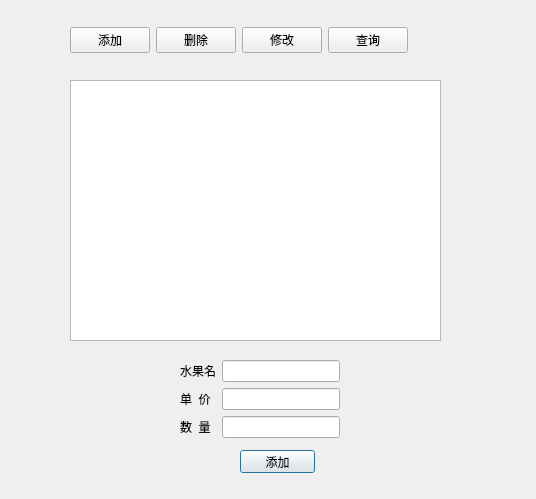
First picture: the form in FruitManager/dialogwarehouse.ui, repository database-class-assistants/c-sFruitManager, before the edit.
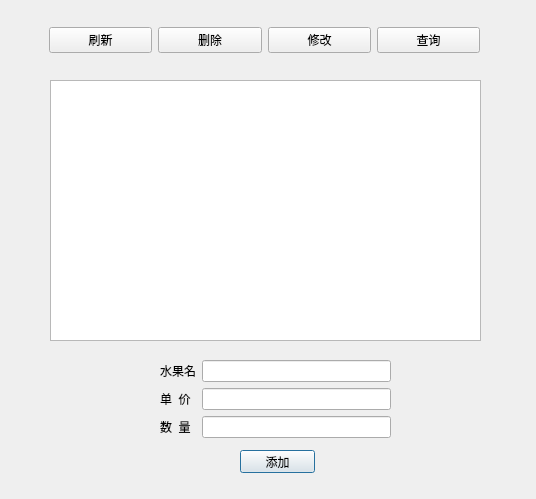
Second picture: the form after the edit.

What changed in the file:
```diff
--- a/FruitManager/dialogwarehouse.ui
+++ b/FruitManager/dialogwarehouse.ui
@@ -16,9 +16,9 @@
   <widget class="QTableView" name="tableView">
    <property name="geometry">
     <rect>
-     <x>70</x>
+     <x>50</x>
      <y>80</y>
-     <width>371</width>
+     <width>431</width>
      <height>261</height>
     </rect>
    </property>
@@ -26,9 +26,9 @@
   <widget class="QWidget" name="gridLayoutWidget">
    <property name="geometry">
     <rect>
-     <x>180</x>
+     <x>160</x>
      <y>360</y>
-     <width>160</width>
+     <width>231</width>
      <height>80</height>
     </rect>
    </property>
@@ -81,9 +81,9 @@
   <widget class="QWidget" name="horizontalLayoutWidget">
    <property name="geometry">
     <rect>
-     <x>70</x>
+     <x>49</x>
      <y>20</y>
-     <width>440</width>
+     <width>431</width>
      <height>41</height>
     </rect>
    </property>
@@ -91,7 +91,7 @@
     <item>
      <widget class="QPushButton" name="btn_add">
       <property name="text">
-       <string>添加</string>
+       <string>刷新</string>
       </property>
      </widget>
     </item>
@@ -116,20 +116,6 @@
       </property>
      </widget>
     </item>
-    <item>
-     <widget class="QLabel" name="label_4">
-      <property name="text">
-       <string/>
-      </property>
-     </widget>
-    </item>
-    <item>
-     <widget class="QLabel" name="label_5">
-      <property name="text">
-       <string/>
-      </property>
-     </widget>
-    </item>
    </layout>
   </widget>
  </widget>
```
Left out of the diff: 24 changed lines with no effect on the pictures.
